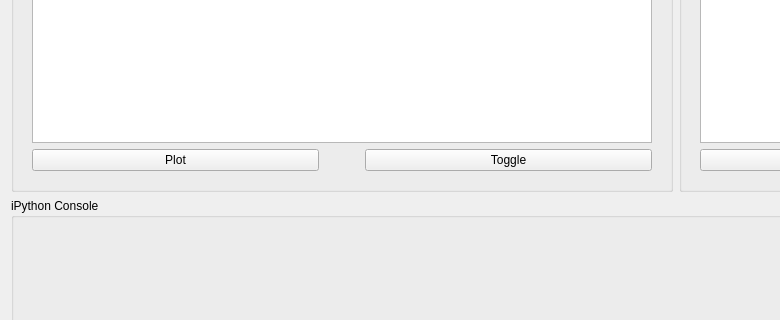
Before: the Qt Designer form src/interface/gui/ui_WorkspacesView.ui in neutrons/PyVDrive, drawn with Qt 5; both pictures show x 0 to 780 and y 339 to 659 of the 1351 by 868 pixel window.
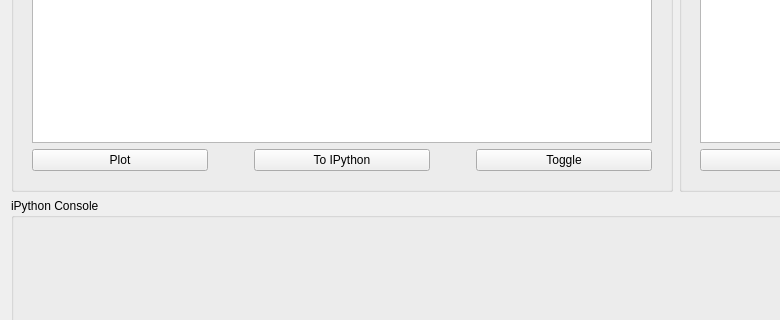
After: the same form once the commit is applied. Custom widgets are drawn as their Qt base class.

The edit to the form file:
```diff
--- a/src/interface/gui/ui_WorkspacesView.ui
+++ b/src/interface/gui/ui_WorkspacesView.ui
@@ -73,6 +73,29 @@
                 </property>
                </spacer>
               </item>
+              <item>
+               <widget class="QPushButton" name="pushButton_toIPython">
+                <property name="text">
+                 <string>To IPython</string>
+                </property>
+               </widget>
+              </item>
+              <item>
+               <spacer name="horizontalSpacer_3">
+                <property name="orientation">
+                 <enum>Qt::Horizontal</enum>
+                </property>
+                <property name="sizeType">
+                 <enum>QSizePolicy::Preferred</enum>
+                </property>
+                <property name="sizeHint" stdset="0">
+                 <size>
+                  <width>40</width>
+                  <height>20</height>
+                 </size>
+                </property>
+               </spacer>
+              </item>
               <item>
                <widget class="QPushButton" name="pushButton_toggle">
                 <property name="text">
```
